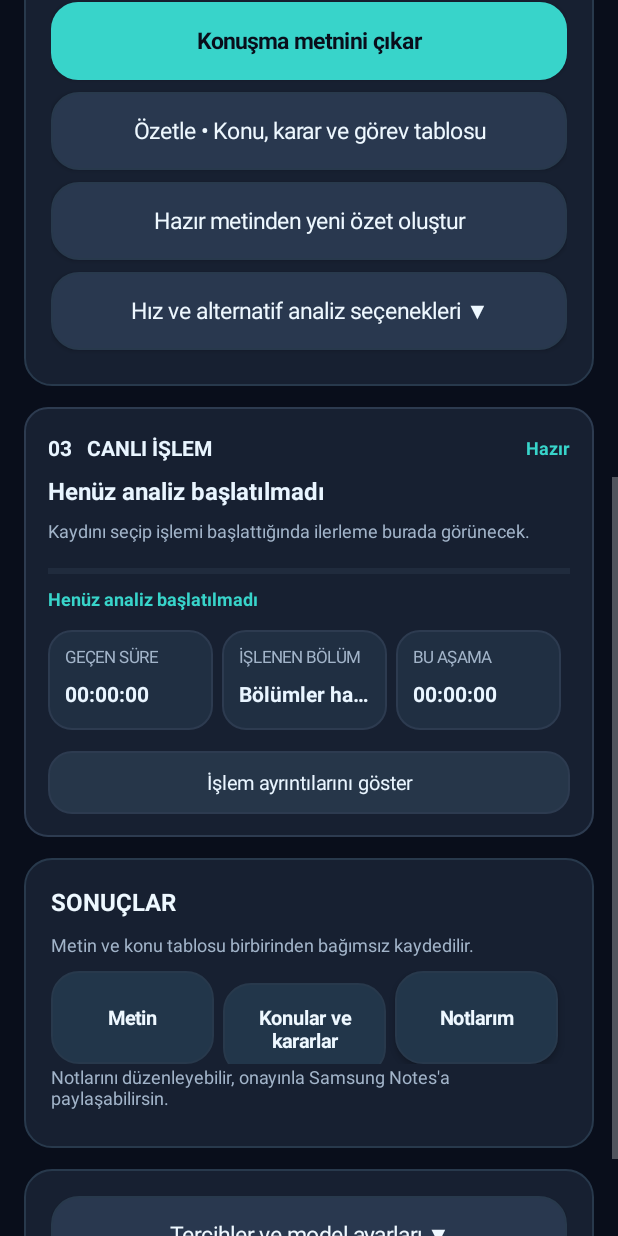
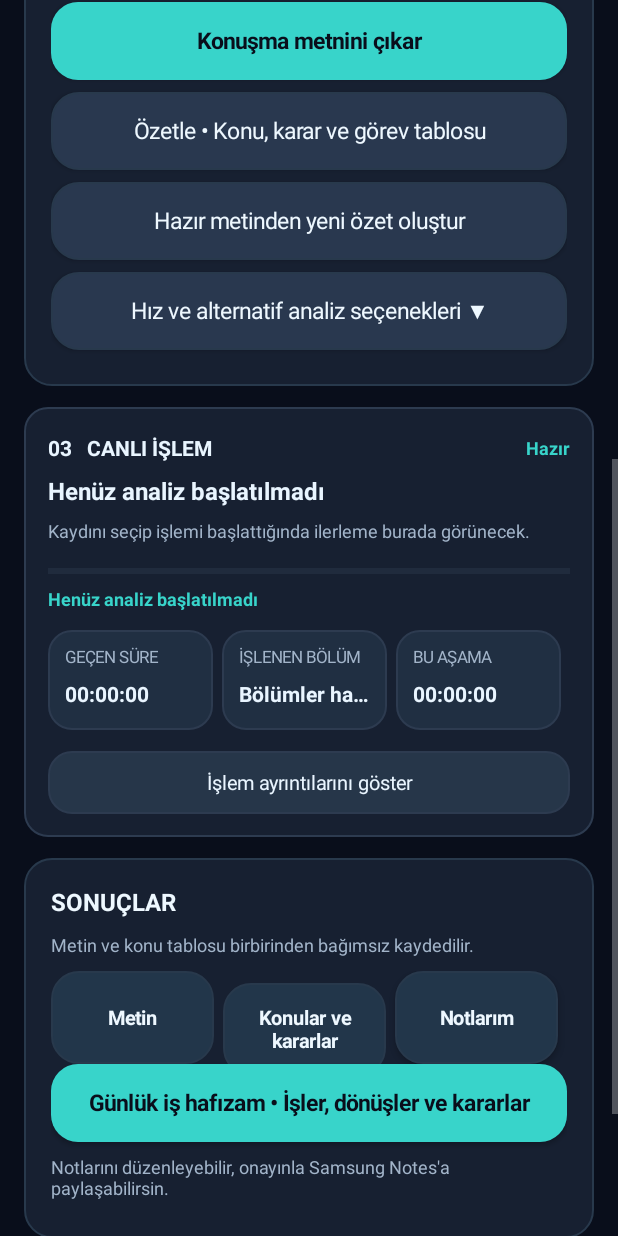
Before and after one commit to numandegirmenci/gunizi-android, an Android app: the SummaryActivity screen opened directly, with no data from a screen before it, scrolled down 576 dp, on a phone screen of 412 x 824 dp. Run offline under Robolectric (Android 15) with nearby library versions, the phone set to English and light mode, and no system bars.

Commit message:
Make four-category daily work-memory screen directly accessible from AI results

```diff
--- a/app/src/main/java/com/gunizi/app/SummaryActivity.java
+++ b/app/src/main/java/com/gunizi/app/SummaryActivity.java
@@ -195,6 +195,9 @@ public final class SummaryActivity extends Activity {
             Intent i=new Intent(this,UserNotesActivity.class);
             startActivity(i);
         });
+        Button memory=button(result,"Günlük iş hafızam • İşler, dönüşler ve kararlar",true);
+        memory.setOnClickListener(v->
+            startActivity(new Intent(this,WorkMemoryActivity.class)));
         text(result,"Notlarını düzenleyebilir, onayınla Samsung Notes'a paylaşabilirsin.",12,false);
 
         // Advanced controls are available but no longer fill the first screen.
```
